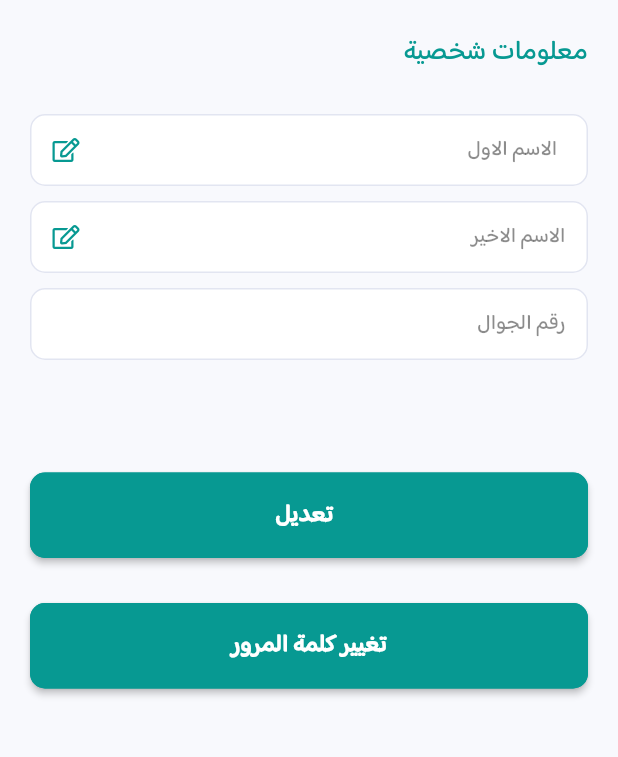
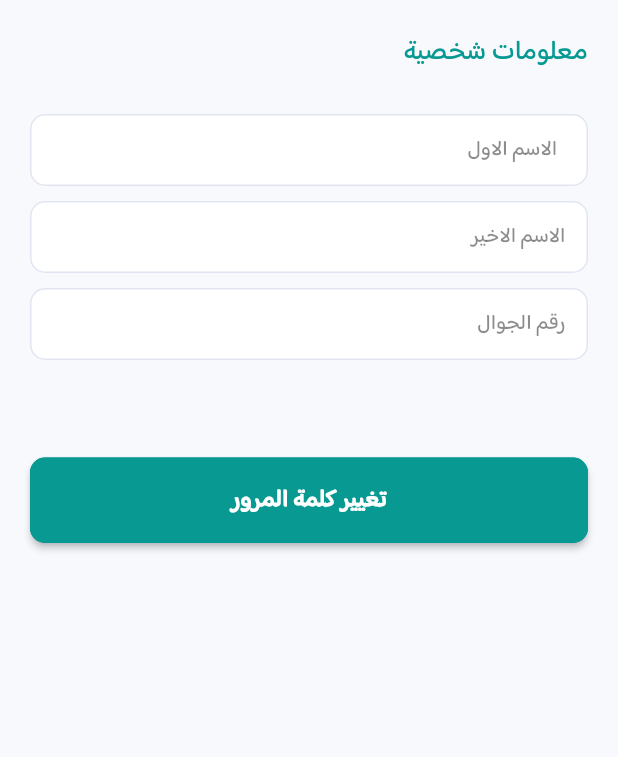
Before and after one commit to Nami-Flutter/suhail, a Flutter app: the EditProfileView screen opened directly, on a phone screen of 412 x 824 dp, the part 84-841 px from its top. Run offline on Flutter 3.47's test engine with Material 2 defaults, Android fonts, the phone set to English and light mode, and no system bars; our stand-ins replace animate_do, assets_audio_player, carousel_slider, dio, firebase_core, firebase_messaging and 12 more; missing offline and left inert: flutter_polyline_points, flutter_ringtone_player, moyasar_payment, record; accounts and stored records are empty; network calls fail.

Commit message:
Merge branch 'ali'

```diff
--- a/lib/views/captain/edit_profile/view.dart
+++ b/lib/views/captain/edit_profile/view.dart
@@ -71,7 +71,6 @@ class _EditProfileCaptainState extends State<EditProfileCaptain> {
                       fillColor: kGreyColor,
                       verticalMargin: 5,
                       disabled: true,
-                      validator: Validator.name,
                     ),
                     InputFormField(
                       hint: cubit.captainInfoModel?.captainInfo![0].vehicleModel.toString(),
--- a/lib/views/shared/trip_details/units/customer_info.dart
+++ b/lib/views/shared/trip_details/units/customer_info.dart
@@ -46,13 +46,13 @@ class CustomerInfo extends StatelessWidget {
               ],
             ),
             Divider(),
-            Row(
+            customerInfo.tripStatus == '0' ? SizedBox()  : customerInfo.tripStatus == '1' ?  Row(
               children: [
                 Text('رقم الجوال',style: Theme.of(context).textTheme.titleLarge,),
                 Spacer(),
                 Text(customerInfo.customerTelephone.toString(),style: Theme.of(context).textTheme.titleLarge!.copyWith(color: kDarkGreyColor),),
               ],
-            ),
+            ) : SizedBox()
           ],
         );
       },
--- a/lib/views/user/edit_profile/view.dart
+++ b/lib/views/user/edit_profile/view.dart
@@ -61,18 +61,18 @@ class EditProfileView extends StatelessWidget {
                     fillColor: kWhiteColor,
                     horizontalMargin: 20,
                     verticalMargin: 5,
+                    disabled: true,
                     controller:cubit.firstNameController,
                     validator: Validator.name,
-                    suffixIcon: Icon(FontAwesomeIcons.edit,color: kPrimaryColor,size: 16,),
                   ),
                   InputFormField(
                     hint: 'الاسم الاخير  ',
                     fillColor: kWhiteColor,
                     horizontalMargin: 20,
+                    disabled: true,
                     verticalMargin: 5,
                     controller: cubit.lastNameController,
                     validator: Validator.name,
-                    suffixIcon: Icon(FontAwesomeIcons.edit,color: kPrimaryColor,size: 16,),
                   ),
                   InputFormField(
                     hint: 'رقم الجوال  ',
@@ -94,17 +94,17 @@ class EditProfileView extends StatelessWidget {
                   //   suffixIcon: Icon(FontAwesomeIcons.edit,color: kPrimaryColor,size: 16,),
                   // ),
                   SizedBox(height: 50,),
-                  BlocBuilder<EditProfileCubit,EditProfileStates>(
-                    builder: (context, state) {
-                     return state is EditProfileLoadingState ? Loading() : ConfirmButton(
-                        verticalMargin: 20,
-                        onPressed: cubit.editProfile,
-                        horizontalMargin: 20,
-                        title: '  تعديل',
-                        color: kPrimaryColor,
-                      );
-                    },
-                  ),
+                  // BlocBuilder<EditProfileCubit,EditProfileStates>(
+                  //   builder: (context, state) {
+                  //    return state is EditProfileLoadingState ? Loading() : ConfirmButton(
+                  //       verticalMargin: 20,
+                  //       onPressed: cubit.editProfile,
+                  //       horizontalMargin: 20,
+                  //       title: '  تعديل',
+                  //       color: kPrimaryColor,
+                  //     );
+                  //   },
+                  // ),
                   ConfirmButton(
                     verticalMargin: 10,
                     horizontalMargin: 20,
--- a/lib/views/user/picked_location/view.dart
+++ b/lib/views/user/picked_location/view.dart
@@ -128,7 +128,7 @@ class _PickedLocationState extends State<PickedLocation> {
                 ),
                 ConfirmButton(
                   verticalMargin: 20,
-                  color: kPrimaryColor,
+                  color:myMarkers.isEmpty ? kDarkGreyColor : kPrimaryColor,
                   onPressed: (){
                     if (myMarkers.isNotEmpty) {
                       final position = myMarkers.first.position;
@@ -136,7 +136,7 @@ class _PickedLocationState extends State<PickedLocation> {
                       RouteManager.pop();
                     }
                   },
-                  title: 'تأكيد',
+                  title:myMarkers.isEmpty ? 'برجاء البحث أو تحديد العنوان علي الخريطة' : 'تأكيد',
                 )
               ],
             )
--- a/lib/views/user/requset_trip/units/field_pic.dart
+++ b/lib/views/user/requset_trip/units/field_pic.dart
@@ -50,7 +50,7 @@ class _PicsUploadsState extends State<PicsUploads> {
                   ],
                 ))
             .toList(),
-        if (cubit.imageFileList.length < 5)
+        if (cubit.imageFileList.length < 2)
           cubit.imageFileList.isEmpty ?  MaterialButton(
             onPressed: () {
               cubit.selectImages();
--- a/lib/views/user/requset_trip/view.dart
+++ b/lib/views/user/requset_trip/view.dart
@@ -13,6 +13,7 @@ import 'package:soheel_app/views/user/requset_trip/units/details_field.dart';
 import 'package:soheel_app/views/user/requset_trip/units/field_pic.dart';
 import 'package:soheel_app/views/user/requset_trip/units/fields.dart';
 import 'package:soheel_app/views/user/requset_trip/units/success_order.dart';
+import 'package:soheel_app/widgets/app/loading.dart';
 import 'package:soheel_app/widgets/app_bar.dart';
 import 'package:soheel_app/widgets/confirm_button.dart';
 import 'package:soheel_app/widgets/text_form_field.dart';
@@ -55,6 +56,8 @@ class _RequestTripViewState extends State<RequestTripView> {
                   ),
                   PicsUploads(),
                   DetailsFields(),
+                  BlocBuilder<AddTripCubit,AddTripStates>(builder: (context, state) {
+                   return state is AddTripLoadingState ? Loading() :
                      ConfirmButton(
                      // onPressed: ()=> openDialog() ,
                      onPressed: cubit.costValue == null || cubit.costValue!.isEmpty ? null : (){
@@ -68,7 +71,8 @@ class _RequestTripViewState extends State<RequestTripView> {
                      verticalMargin: 20,
                      horizontalMargin: 20,
                      title: 'تاكيد وارسال الطلب',
-                  )
+                   );
+                 },)
                 ],
               ),
             );
--- a/pubspec.yaml
+++ b/pubspec.yaml
@@ -52,6 +52,8 @@ dependencies:
   flutter_ringtone_player: ^3.2.0
   # Payments
   moyasar_payment: ^0.0.9
+  #carousel_slider
+  carousel_slider: ^4.1.1
   pay:
   # Webview
   webview_flutter:
```
Also changed, not shown: lib/views/shared/trip_details/units/trip_info.dart (+61 -2 lines), pubspec.lock. Lines whose indentation alone changed are shown as unchanged.
